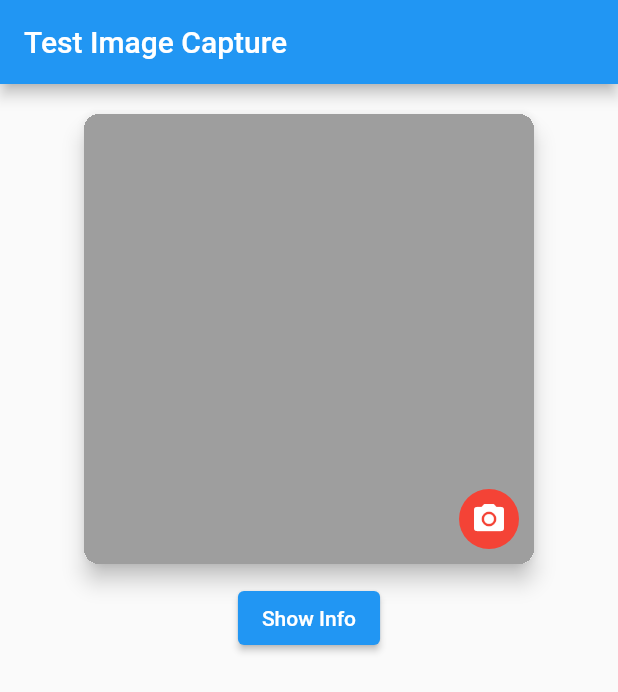
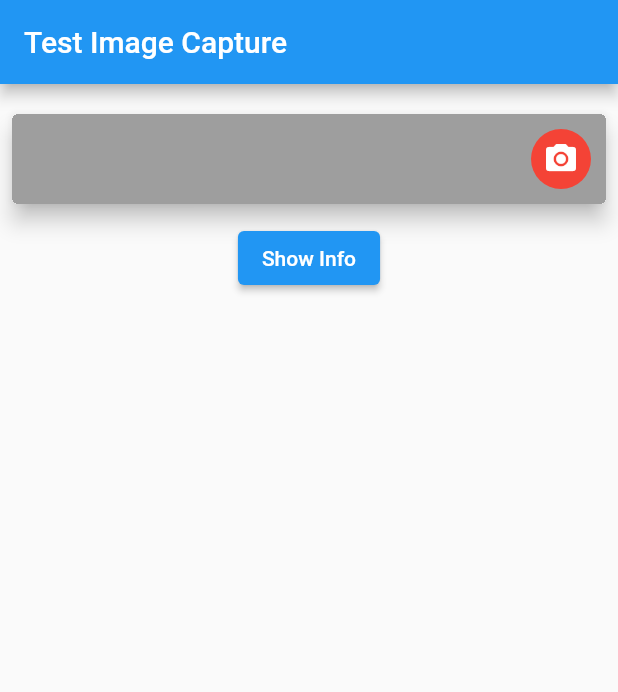
Before and after one commit to therdm/image_capture_field, a Flutter app: the screen it shows after launch, on a phone screen of 412 x 824 dp. Shown: the top 692 px of the screen. Run offline on Flutter 3.47's test engine with Material 2 defaults, Android fonts, the phone set to English and light mode, and no system bars; our stand-ins replace get, image_picker; missing offline and left inert: crop_your_image.

Commit message:
'width and height properties are no more required , and a new property initialImage (ImageProvider) added'

```diff
--- a/example/lib/main.dart
+++ b/example/lib/main.dart
@@ -35,11 +35,11 @@ class Initializer extends StatelessWidget {
               SizedBox(height: 12),
               ImageCaptureField(
                 controller: _controller,
-                width: 300,
-                height: 300,
+                // initialImage: NetworkImage(
+                //     'https://bengalwomenproject.com/image/slide/img1.jpg'),
                 includeCropper: true,
-                cropAspectRatio: 300 / 300,
-                borderRadiusValue: 10,
+                // cropAspectRatio: 300 / 400,
+                borderRadiusValue: 4,
                 bottomRightDistance: 10,
                 iconBackgroundColor: Colors.red,
               ),
--- a/lib/image_capture_field.dart
+++ b/lib/image_capture_field.dart
@@ -1,6 +1,7 @@
 library image_capture_field;
 
 import 'dart:typed_data';
+import 'package:flutter/cupertino.dart';
 import 'package:flutter/foundation.dart';
 import 'package:flutter/material.dart';
 import 'package:get/get.dart';
--- a/lib/view.dart
+++ b/lib/view.dart
@@ -4,10 +4,11 @@ class ImageCaptureField extends StatelessWidget {
   ImageCaptureField({
     Key? key,
     required this.controller,
-    required this.width,
-    required this.height,
+    this.width,
+    this.height,
+    this.initialImage,
     this.cropAspectRatio,
-    this.includeCropper = false,
+    this.includeCropper = true,
     this.imageQuality = 12,
     this.borderRadiusValue = 16,
     this.bottomRightDistance = 12,
@@ -15,10 +16,13 @@ class ImageCaptureField extends StatelessWidget {
   }) : super(key: key);
 
   ///this [width] is the height of the widget
-  final double width;
+  final double? width;
 
   ///this [height] is the height of the widget
-  final double height;
+  final double? height;
+
+  ///this [initialImage] if to set an initial image if not set
+  final ImageProvider? initialImage;
 
   ///this [cropAspectRatio] is the aspectRatio for the cropper
   final double? cropAspectRatio;
@@ -124,15 +128,15 @@ class ImageCaptureField extends StatelessWidget {
                       alignment: Alignment.bottomRight,
                       width: width,
                       height: height,
-                      decoration: BoxDecoration(
-                        color: Colors.grey,
-                        image: controller.isBlank
-                            ? null
-                            : DecorationImage(
-                                image: MemoryImage(controller.imageData!),
-                                fit: BoxFit.cover,
-                              ),
-                      ),
+                      constraints: BoxConstraints(minWidth: 60, minHeight: 60),
+                      decoration: BoxDecoration(color: Colors.grey),
+                      child: (controller.isBlank && initialImage == null)
+                          ? null
+                          : Image(
+                              image: controller.isBlank
+                                  ? initialImage!
+                                  : MemoryImage(controller.imageData!),
+                            ),
                     ),
                   ),
                   Positioned(
--- a/pubspec.yaml
+++ b/pubspec.yaml
@@ -1,6 +1,6 @@
 name: image_capture_field
 description: ImageCaptureField is as easy-to-use as a TextField which works with it's own controller to take image input with inbuilt optional image cropper
-version: 0.1.3
+version: 0.2.0
 homepage: https://github.com/therdm95/image_capture_field
 
 environment:
```
Also changed, not shown: example/pubspec.lock, 2 other files.
